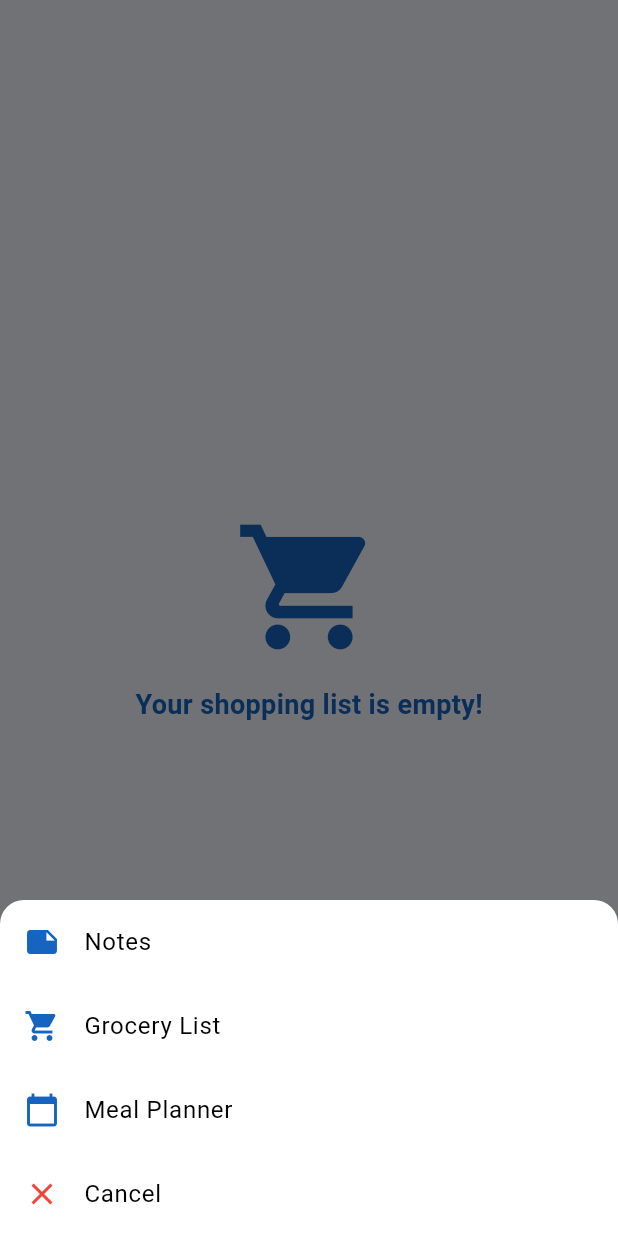
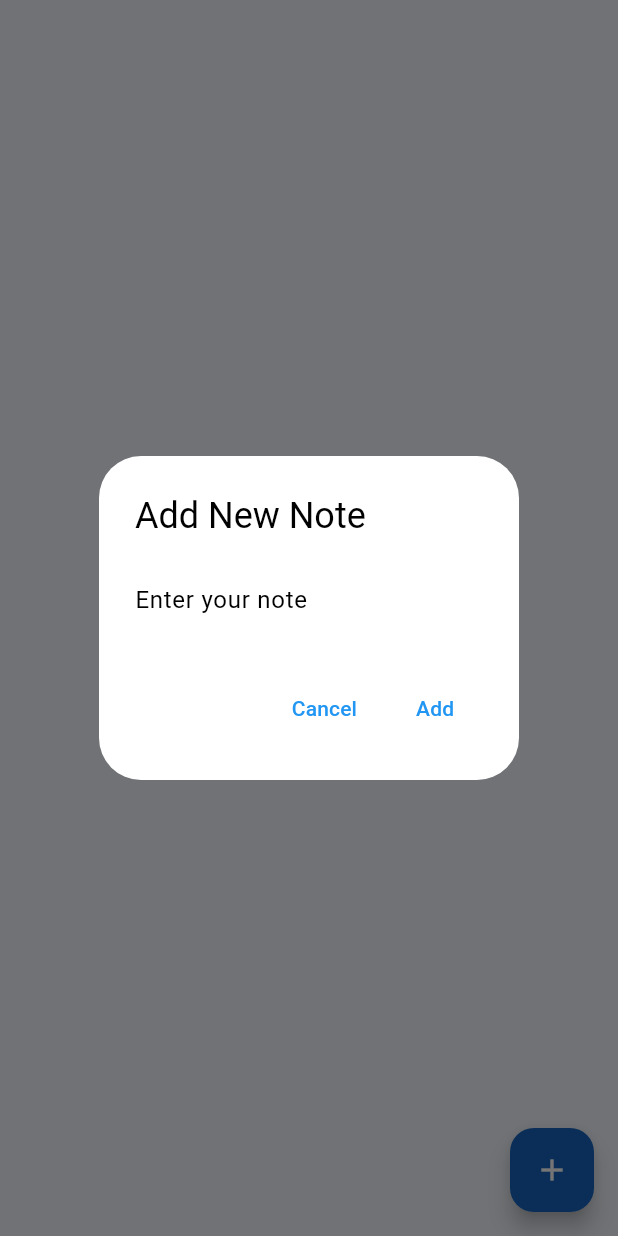
Before and after one commit to DisaruG/wellplate, a Flutter app: the ShoppingListContent screen opened directly, after a tap on the "add" icon, on a phone screen of 412 x 824 dp. Run offline on Flutter 3.47's test engine with Material 3 defaults, Android fonts, the phone set to English and light mode, and no system bars; our stand-ins replace font_awesome_flutter, shared_preferences, smooth_page_indicator; accounts and stored records are empty.

Commit message:
Update shopping_list_content.dart

```diff
--- a/lib/screens/content/shopping_list_content.dart
+++ b/lib/screens/content/shopping_list_content.dart
@@ -9,6 +9,7 @@ class ShoppingListContent extends StatefulWidget {
 
 class _ShoppingListContentState extends State<ShoppingListContent> {
   final List<Map<String, dynamic>> _shoppingList = [];
+  final List<String> _notes = [];
 
   @override
   Widget build(BuildContext context) {
@@ -17,8 +18,43 @@ class _ShoppingListContentState extends State<ShoppingListContent> {
       body: Padding(
         padding: const EdgeInsets.all(16.0),
         child: Column(
+          crossAxisAlignment: CrossAxisAlignment.start,
           children: [
-            // Shopping List Items Section
+            // Notes Section at the top of the screen
+            if (_notes.isNotEmpty)
+              Padding(
+                padding: const EdgeInsets.only(bottom: 16.0),
+                child: Column(
+                  crossAxisAlignment: CrossAxisAlignment.start,
+                  children: _notes.map((note) {
+                    return Container(
+                      margin: const EdgeInsets.only(bottom: 12),
+                      decoration: BoxDecoration(
+                        color: Colors.white,
+                        borderRadius: BorderRadius.circular(12),
+                        boxShadow: [
+                          BoxShadow(
+                            color: Colors.black.withOpacity(0.05),
+                            blurRadius: 6,
+                            offset: const Offset(0, 4),
+                          ),
+                        ],
+                      ),
+                      child: ListTile(
+                        title: Text(
+                          note,
+                          style: const TextStyle(fontSize: 18),
+                        ),
+                        trailing: IconButton(
+                          icon: const Icon(Icons.delete, color: Colors.red),
+                          onPressed: () => _removeNote(_notes.indexOf(note)),
+                        ),
+                      ),
+                    );
+                  }).toList(),
+                ),
+              ),
+            // Shopping List Items Section below Notes
             Expanded(
               child: _shoppingList.isNotEmpty
                   ? ListView.builder(
@@ -58,7 +94,9 @@ class _ShoppingListContentState extends State<ShoppingListContent> {
                           decoration: item['bought']
                               ? TextDecoration.lineThrough
                               : TextDecoration.none,
-                          color: item['bought'] ? Colors.grey : Colors.black,
+                          color: item['bought']
+                              ? Colors.grey
+                              : Colors.black,
                         ),
                       ),
                       trailing: IconButton(
@@ -70,28 +108,14 @@ class _ShoppingListContentState extends State<ShoppingListContent> {
                 },
               )
                   : const Center(
-                child: Column(
-                  mainAxisAlignment: MainAxisAlignment.center,
-                  children: [
-                    Icon(Icons.shopping_cart, size: 100, color: Color(0xFF1565C0)),
-                    SizedBox(height: 16),
-                    Text(
-                      'Your shopping list is empty!',
-                      style: TextStyle(
-                        fontSize: 18,
-                        fontWeight: FontWeight.bold,
-                        color: Color(0xFF1565C0),
-                      ),
-                    ),
-                  ],
-                ),
+                child: Text('Your shopping list is empty!'),
               ),
             ),
           ],
         ),
       ),
       floatingActionButton: FloatingActionButton(
-        onPressed: _showOptions,
+        onPressed: _showAddNoteDialog,
         backgroundColor: const Color(0xFF1565C0),
         child: const Icon(Icons.add, color: Colors.white),
       ),
@@ -105,63 +129,46 @@ class _ShoppingListContentState extends State<ShoppingListContent> {
     });
   }
 
-  // Show options for different tools
-  void _showOptions() {
-    showModalBottomSheet(
+  // Remove note from the notes list
+  void _removeNote(int index) {
+    setState(() {
+      _notes.removeAt(index);
+    });
+  }
+
+  // Show dialog to add a new note
+  void _showAddNoteDialog() {
+    final TextEditingController controller = TextEditingController();
+    showDialog(
       context: context,
-      shape: const RoundedRectangleBorder(
-        borderRadius: BorderRadius.vertical(top: Radius.circular(16)),
-      ),
-      builder: (context) {
-        return Wrap(
-          children: [
-            ListTile(
-              leading: const Icon(Icons.note, color: Color(0xFF1565C0)),
-              title: const Text('Notes'),
-              onTap: () {
-                Navigator.pop(context);
-                // Navigate to Notes screen
-                _navigateToScreen(context, 'Notes Screen');
-              },
-            ),
-            ListTile(
-              leading: const Icon(Icons.shopping_cart, color: Color(0xFF1565C0)),
-              title: const Text('Grocery List'),
-              onTap: () {
-                Navigator.pop(context);
-                // Navigate to Grocery List screen
-                _navigateToScreen(context, 'Grocery List Screen');
-              },
-            ),
-            ListTile(
-              leading: const Icon(Icons.calendar_today, color: Color(0xFF1565C0)),
-              title: const Text('Meal Planner'),
-              onTap: () {
-                Navigator.pop(context);
-                // Navigate to Meal Planner screen
-                _navigateToScreen(context, 'Meal Planner Screen');
-              },
-            ),
-            ListTile(
-              leading: const Icon(Icons.close, color: Colors.red),
-              title: const Text('Cancel'),
-              onTap: () {
+      builder: (BuildContext context) {
+        return AlertDialog(
+          title: const Text('Add New Note'),
+          content: TextField(
+            controller: controller,
+            decoration: const InputDecoration(hintText: 'Enter your note'),
+          ),
+          actions: [
+            TextButton(
+              onPressed: () {
                 Navigator.pop(context);
               },
+              child: const Text('Cancel'),
+            ),
+            TextButton(
+              onPressed: () {
+                if (controller.text.isNotEmpty) {
+                  setState(() {
+                    _notes.add(controller.text);
+                  });
+                  Navigator.pop(context);
+                }
+              },
+              child: const Text('Add'),
             ),
           ],
         );
       },
     );
   }
-
-  // Navigate to the specified screen
-  void _navigateToScreen(BuildContext context, String screenName) {
-    ScaffoldMessenger.of(context).showSnackBar(
-      SnackBar(
-        content: Text('Navigate to $screenName'),
-        duration: const Duration(seconds: 2),
-      ),
-    );
-  }
 }
```
